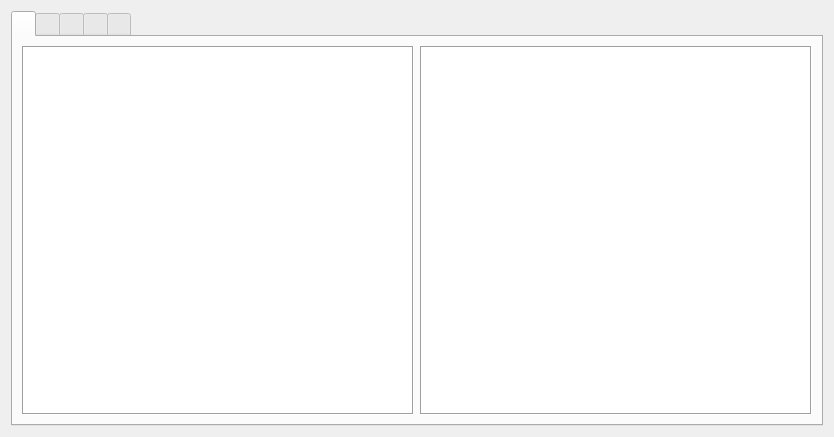
Above: debuggers/gdb/registers/registersview.ui from KDE/kdevelop before the change. Below: the same form after it.
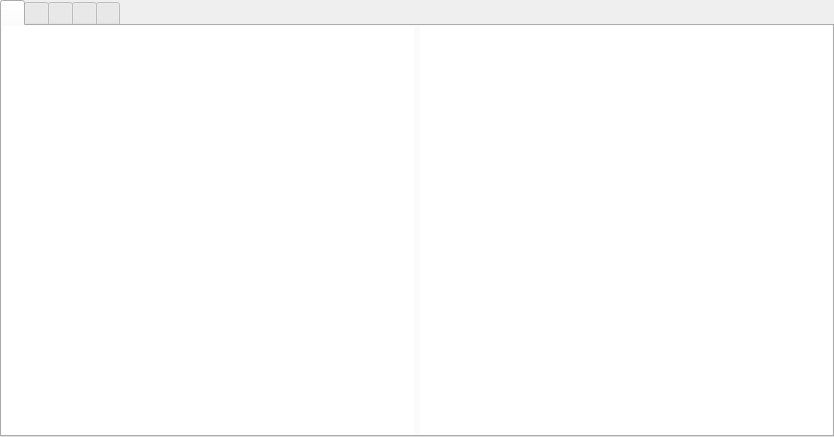
That is the form after the change.

Commit message: Remove margins in the registers view.

```diff
--- a/debuggers/gdb/registers/registersview.ui
+++ b/debuggers/gdb/registers/registersview.ui
@@ -14,6 +14,9 @@
    <string>Form</string>
   </property>
   <layout class="QHBoxLayout" name="horizontalLayout_3">
+   <property name="margin">
+    <number>0</number>
+   </property>
    <item>
     <widget class="QTabWidget" name="tabWidget">
      <property name="currentIndex">
@@ -24,6 +27,9 @@
        <string/>
       </attribute>
       <layout class="QHBoxLayout" name="horizontalLayout_2">
+       <property name="margin">
+        <number>0</number>
+       </property>
        <item>
         <widget class="QTableWidget" name="registers">
          <property name="sizePolicy">
@@ -45,7 +51,7 @@
           </size>
          </property>
          <property name="frameShape">
-          <enum>QFrame::Box</enum>
+          <enum>QFrame::NoFrame</enum>
          </property>
          <property name="horizontalScrollBarPolicy">
           <enum>Qt::ScrollBarAlwaysOff</enum>
@@ -90,7 +96,7 @@
           </size>
          </property>
          <property name="frameShape">
-          <enum>QFrame::Box</enum>
+          <enum>QFrame::NoFrame</enum>
          </property>
          <property name="horizontalScrollBarPolicy">
           <enum>Qt::ScrollBarAlwaysOff</enum>
```
